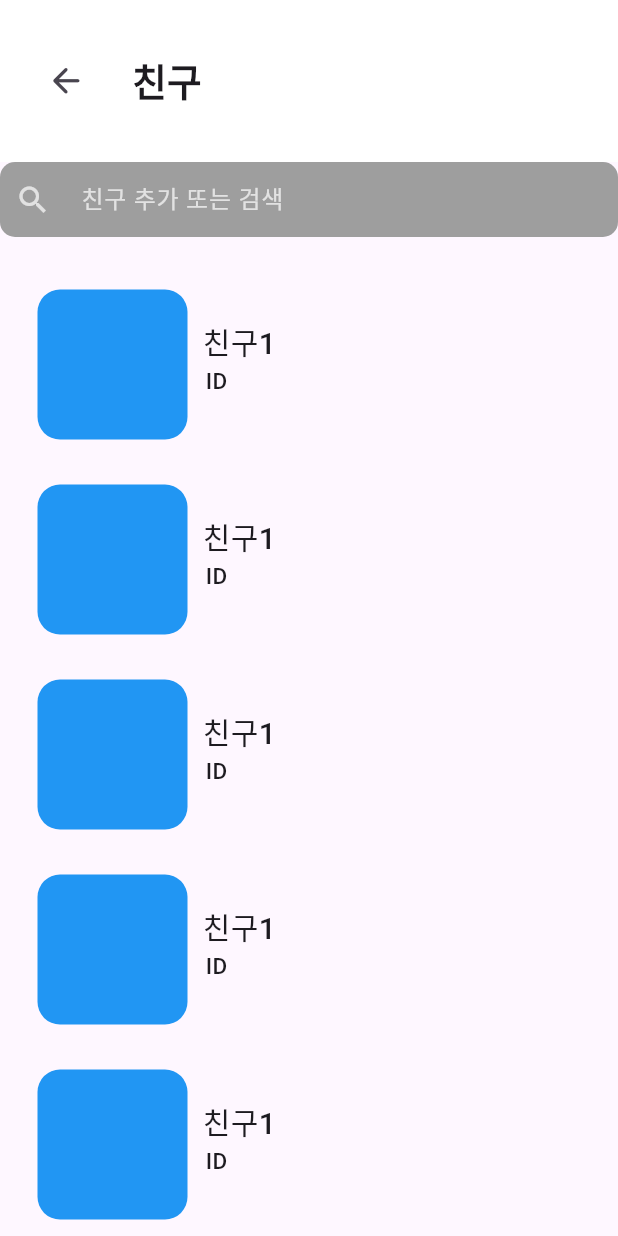
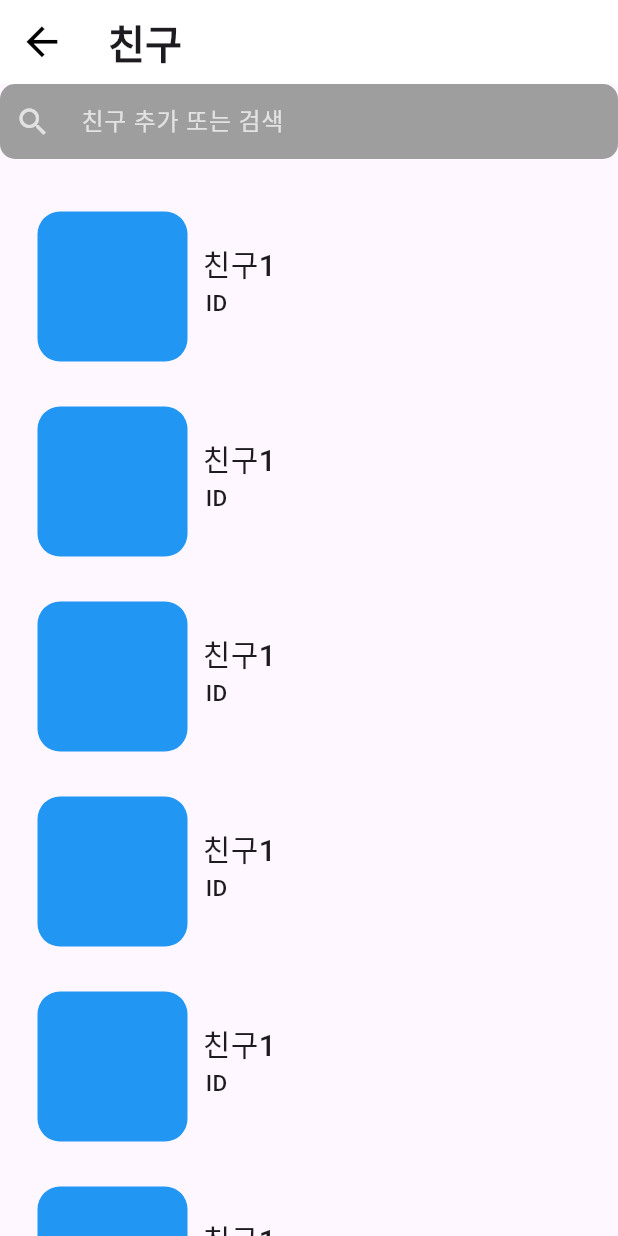
Before and after one commit to hhyyzznnn/FeatApp, a Flutter app: the screen it shows after launch, after a tap on the "group" icon, on a phone screen of 412 x 824 dp. Run offline on Flutter 3.47's test engine with Material 3 defaults, Android fonts, the phone set to English and light mode, and no system bars; our stand-ins replace camera, flutter_svg, image_picker, permission_handler, shared_preferences; network calls fail.

Commit message:
앱바 디자인 통일

```diff
--- a/FeatApp/lib/screens/friendpage.dart
+++ b/FeatApp/lib/screens/friendpage.dart
@@ -1,6 +1,7 @@
 import 'package:flutter/material.dart';
 import 'package:feat/screens/calender.dart';
 import 'package:feat/screens/home.dart';
+import 'package:feat/utils/appbar.dart';
 
 class FriendPage extends StatefulWidget {
   const FriendPage({super.key});
@@ -14,7 +15,7 @@ class _FriendPageState extends State<FriendPage> {
   Widget build(BuildContext context) {
     return MaterialApp(
       home: Scaffold(
-          appBar: PreferredSize(child: FriendPageAppBar(), preferredSize: Size.fromHeight(200)),
+          appBar: buildAppBar(context, '친구'),
           body: Column(
               children: [
                 Search(),
@@ -32,7 +33,6 @@ class _FriendPageState extends State<FriendPage> {
     );
   }
 }
-
 
 class FriendPageAppBar extends StatelessWidget {
   const FriendPageAppBar({super.key});
--- /dev/null
+++ b/FeatApp/lib/utils/appbar.dart
@@ -0,0 +1,16 @@
+import 'package:flutter/material.dart';
+
+// 공통 AppBar 위젯
+PreferredSizeWidget buildAppBar(BuildContext context, String pageTitle) {
+
+  final size = MediaQuery.of(context).size;
+
+  return AppBar(
+    backgroundColor: Colors.white,
+    leading: IconButton(padding: EdgeInsets.zero, constraints: BoxConstraints(), onPressed: (){
+      Navigator.pop(context);
+    }, icon: Icon(Icons.arrow_back, size: size.width * 0.075), color: Colors.black),
+    title: Text(pageTitle, style: TextStyle(fontWeight: FontWeight.bold, fontSize: size.width * 0.065)),
+    centerTitle: false,
+  );
+}
```
Also changed, not shown: FeatApp/lib/screens/alarm.dart (+2 -8 lines), FeatApp/lib/screens/calender.dart (+4 -41 lines), FeatApp/lib/screens/profile.dart (+4 -14 lines).
